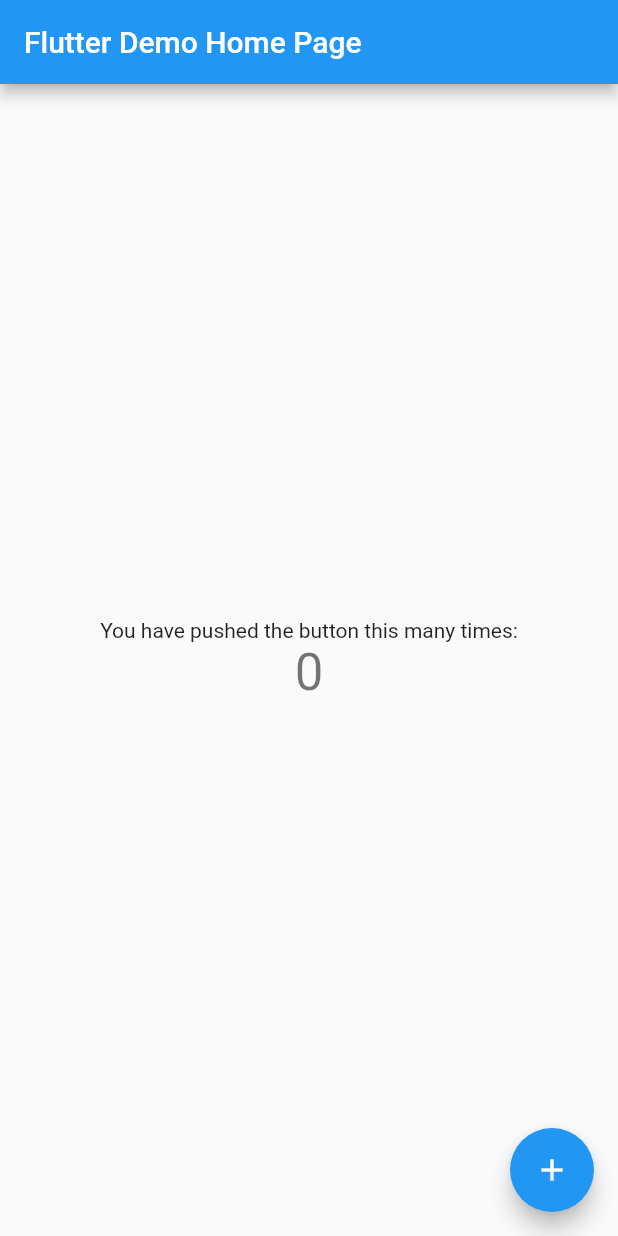
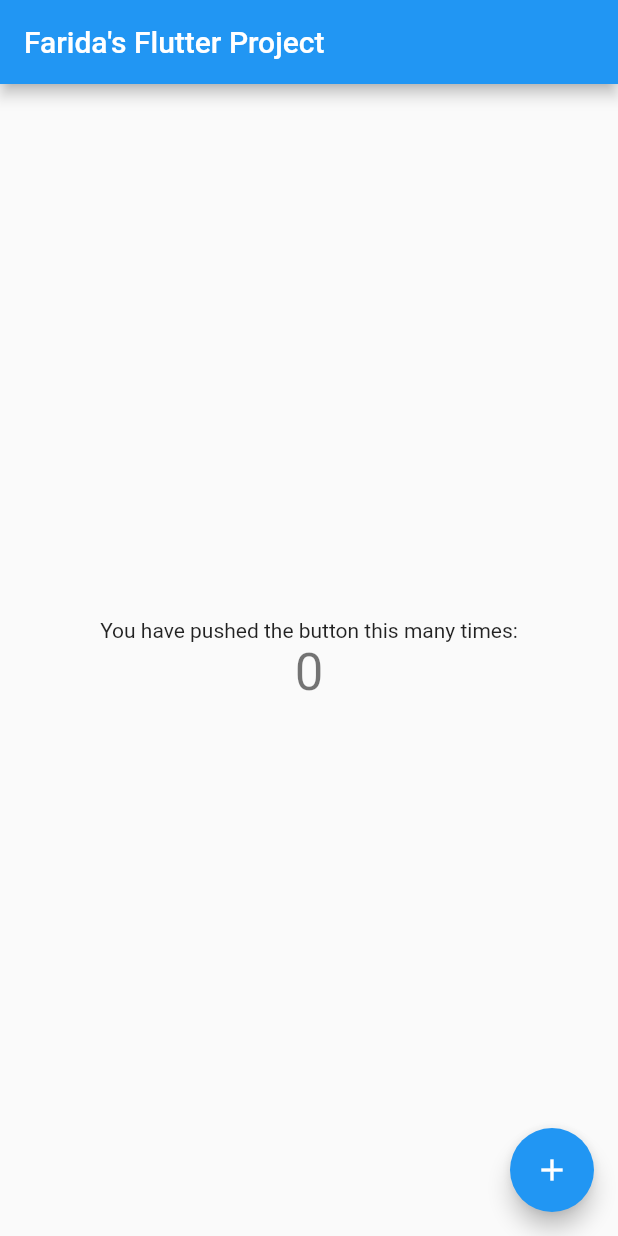
Before and after one commit to faridaelchuzade/i_am_rich_app, a Flutter app: the screen it shows after launch, on a phone screen of 412 x 824 dp. Run offline on Flutter 3.47's test engine with Material 2 defaults, Android fonts, the phone set to English and light mode, and no system bars.

Commit message:
title change

```diff
--- a/lib/main.dart
+++ b/lib/main.dart
@@ -20,7 +20,7 @@ class MyApp extends StatelessWidget {
         // is not restarted.
         primarySwatch: Colors.blue,
       ),
-      home: MyHomePage(title: 'Flutter Demo Home Page'),
+      home: MyHomePage(title: "Farida's Flutter Project"),
     );
   }
 }
```
